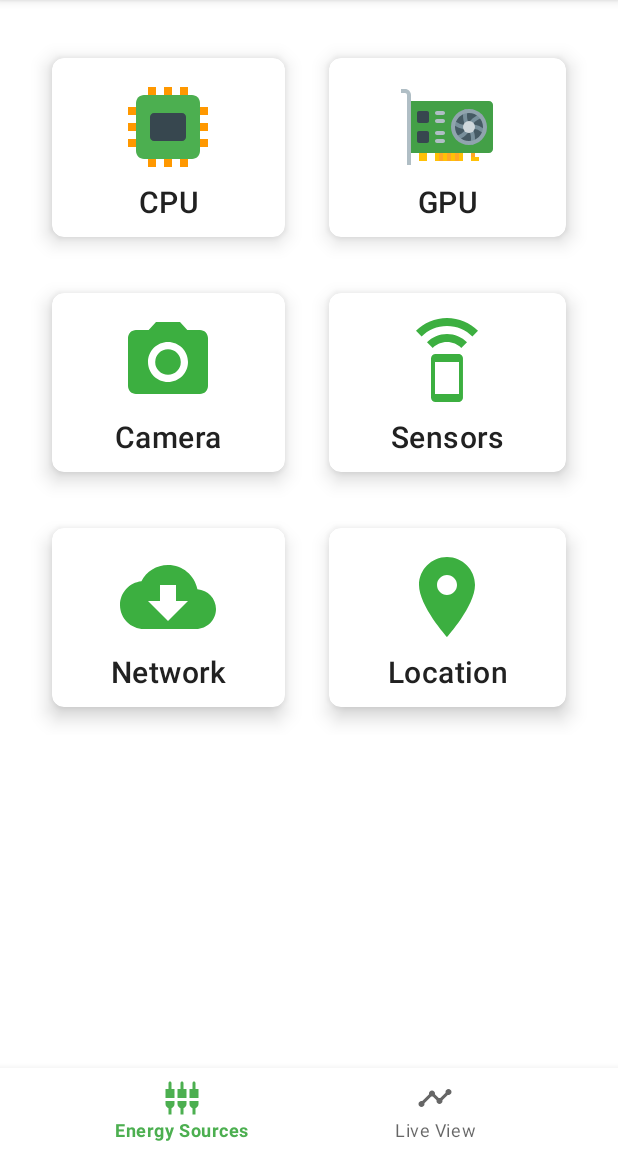
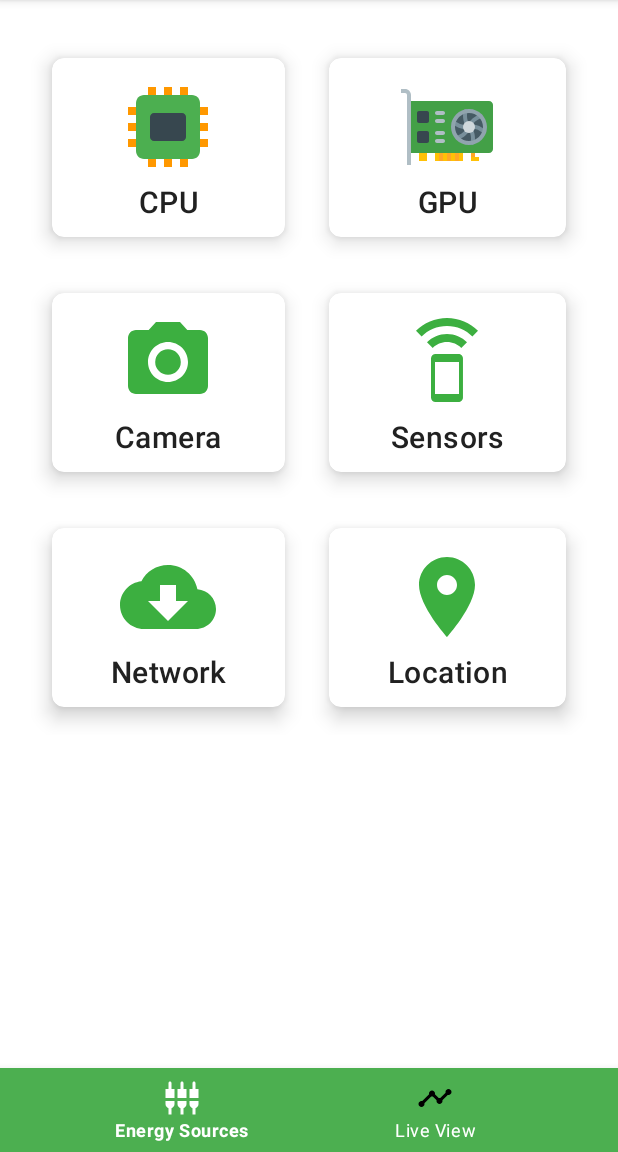
Before and after one commit to S2-group/batterydrainer, an Android app: the screen it shows after launch (MainActivity), on a phone screen of 412 x 824 dp, the part 84-1236 px from its top. Run offline under Robolectric (Android 15) with nearby library versions, the phone set to English and light mode, and no system bars; our stand-ins replace Timber, navigation-ui.

Commit message:
better BottomNavigationView UI

```diff
--- /dev/null
+++ b/app/src/main/res/drawable/nav_item_color_state.xml
@@ -0,0 +1,5 @@
+<?xml version="1.0" encoding="utf-8"?>
+<selector xmlns:android="http://schemas.android.com/apk/res/android">
+    <item android:state_checked="true" android:color="?android:attr/windowBackground" />
+    <item android:color="@color/black"  />
+</selector>
--- a/app/src/main/res/layout/activity_main.xml
+++ b/app/src/main/res/layout/activity_main.xml
@@ -24,7 +24,9 @@
         android:layout_height="wrap_content"
         android:layout_marginStart="0dp"
         android:layout_marginEnd="0dp"
-        android:background="?android:attr/windowBackground"
+        android:background="?android:attr/colorPrimary"
+        app:itemTextColor="?android:attr/windowBackground"
+        app:itemIconTint="@drawable/nav_item_color_state"
         app:layout_constraintBottom_toBottomOf="parent"
         app:layout_constraintLeft_toLeftOf="parent"
         app:layout_constraintRight_toRightOf="parent"
```
